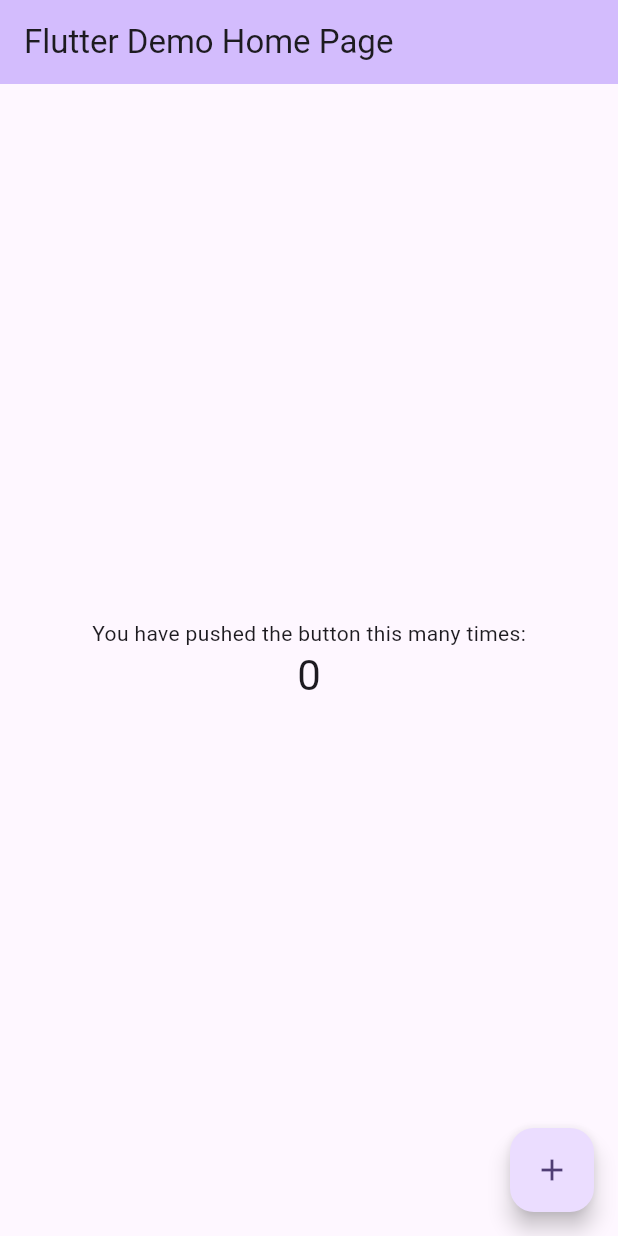
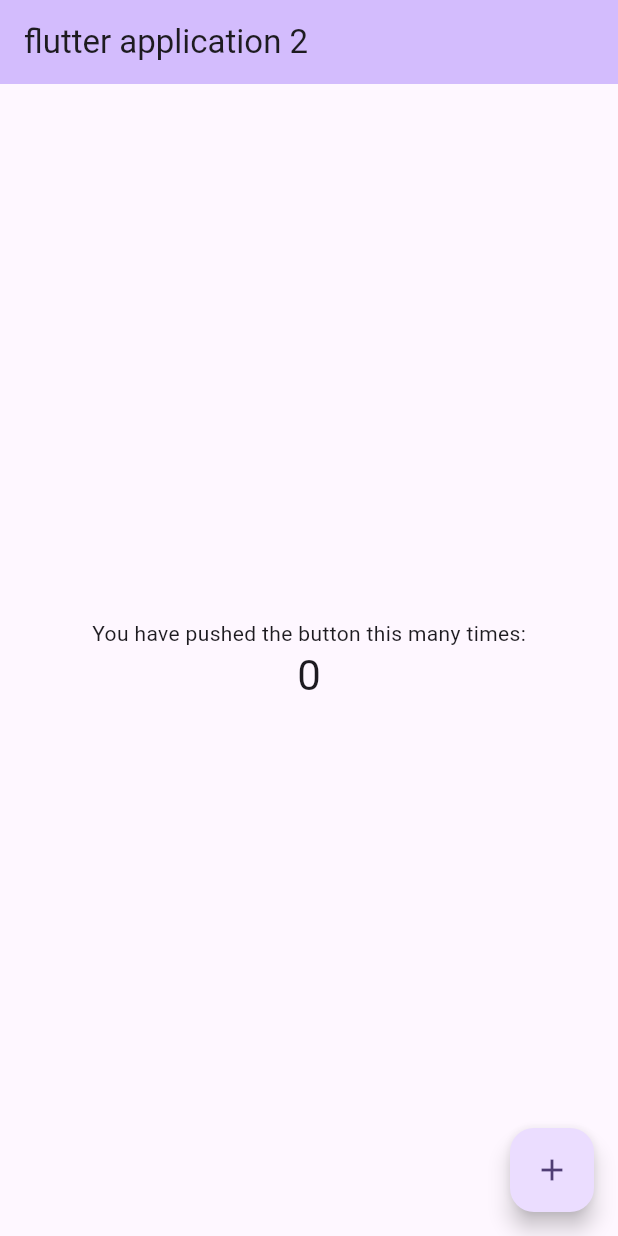
Before and after one commit to KOTO28/flutter_application_2, a Flutter app: the screen it shows after launch, on a phone screen of 412 x 824 dp. Run offline on Flutter 3.47's test engine with Material 3 defaults, Android fonts, the phone set to English and light mode, and no system bars.

Commit message:
update main.dart

```diff
--- a/lib/main.dart
+++ b/lib/main.dart
@@ -31,7 +31,7 @@ class MyApp extends StatelessWidget {
         colorScheme: ColorScheme.fromSeed(seedColor: Colors.deepPurple),
         useMaterial3: true,
       ),
-      home: const MyHomePage(title: 'Flutter Demo Home Page'),
+      home: const MyHomePage(title: 'flutter application 2'),
     );
   }
 }
```
